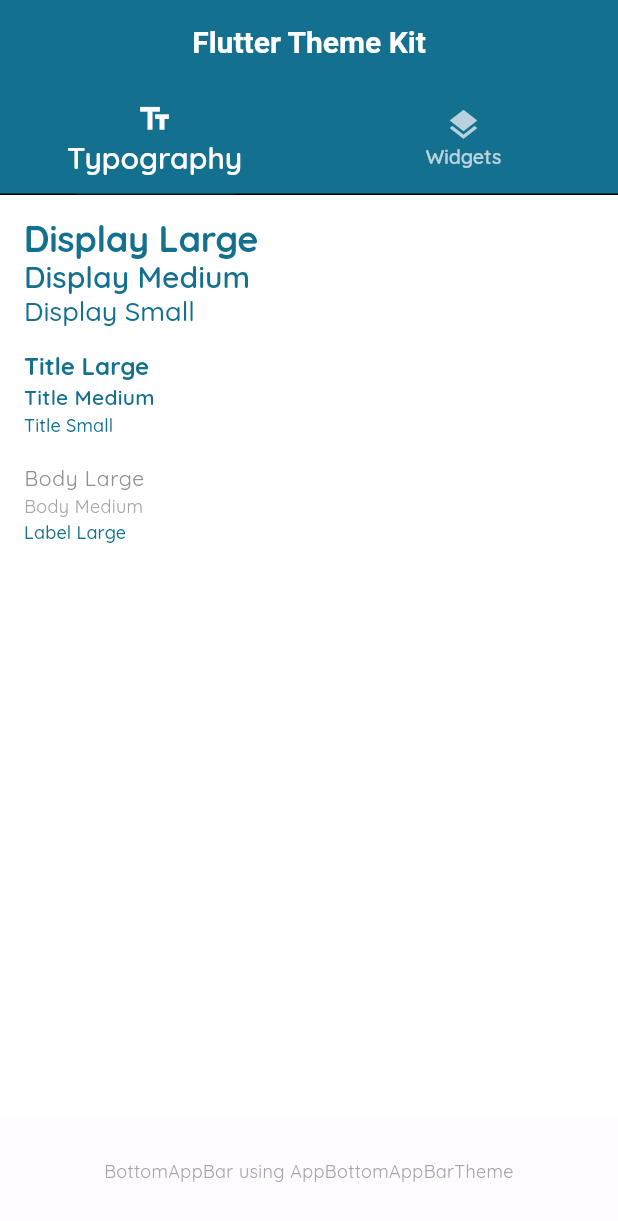
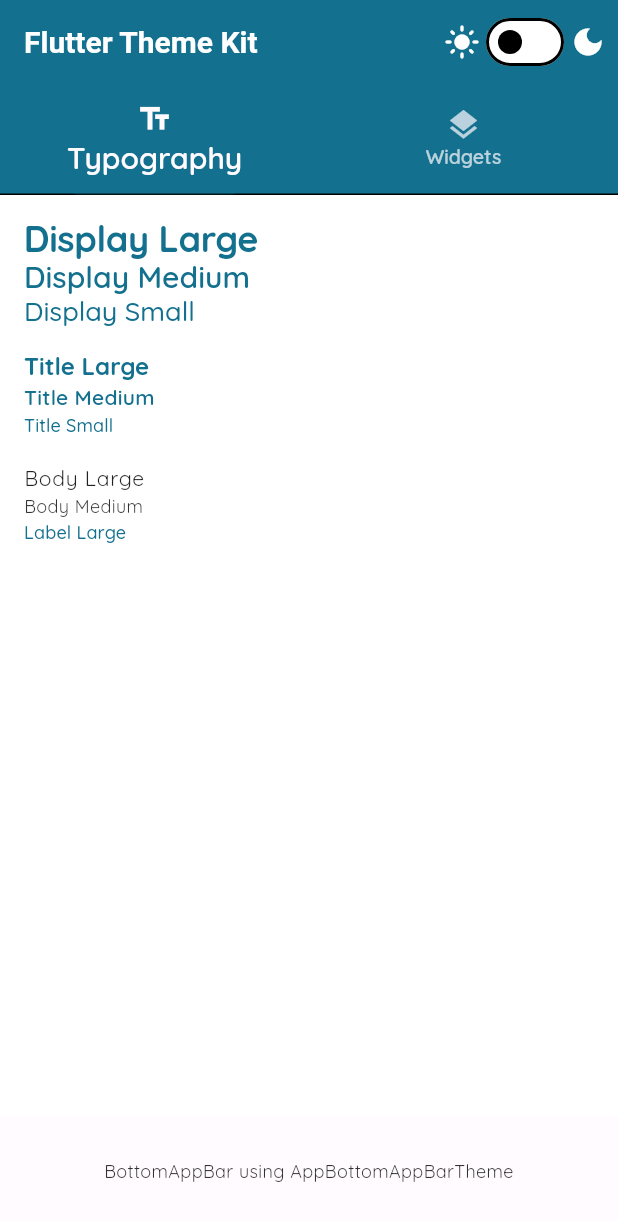
Before and after one commit to afesohromeo/app_theme_kit, a Flutter app: the screen it shows after launch, on a phone screen of 412 x 824 dp. Shown: the top 1221 px of the screen. Run offline on Flutter 3.47's test engine with Material 3 defaults, Android fonts, the phone set to English and light mode, and no system bars; our stand-ins replace google_fonts.

```diff
--- a/example/lib/main.dart
+++ b/example/lib/main.dart
@@ -1,5 +1,7 @@
 import 'package:flutter/material.dart';
 import 'package:app_theme_kit/app_theme_kit.dart';
+
+final ValueNotifier<bool> isDarkModeNotifier = ValueNotifier(false);
 
 void main() {
   runApp(const ThemeKitExample());
@@ -10,21 +12,33 @@
 
   @override
   Widget build(BuildContext context) {
-    const customColors = AppColors(
+    const lightColors = AppColors(
       primary: Color(0xff13708E),
-      secondary: Color(0xff8F9093),
+      secondary: Colors.black87,
       background: Colors.white,
       surface: Colors.white,
       error: Colors.redAccent,
     );
+    final darkColors = AppColors(
+      primary: Colors.teal.shade200,
+      secondary: Colors.orange.shade200,
+      background: const Color(0xFF121212),
+      surface: const Color(0xFF1E1E1E),
+      error: Colors.red.shade300,
+    );
 
-    return MaterialApp(
-      debugShowCheckedModeBanner: false,
-      title: 'Flutter Theme Kit Example',
-      theme: AppTheme.light(colors: customColors),
-      darkTheme: AppTheme.dark(colors: customColors),
-      themeMode: ThemeMode.system,
-      home: const ThemeShowcasePage(),
+    return ValueListenableBuilder<bool>(
+      valueListenable: isDarkModeNotifier,
+      builder: (context, isDarkMode, _) {
+        return MaterialApp(
+          debugShowCheckedModeBanner: false,
+          title: 'Flutter Theme Kit Example',
+          theme: AppTheme.light(colors: lightColors),
+          darkTheme: AppTheme.dark(colors: darkColors),
+          themeMode: isDarkMode ? ThemeMode.dark : ThemeMode.light,
+          home: const ThemeShowcasePage(),
+        );
+      },
     );
   }
 }
@@ -42,7 +56,26 @@
       length: 2,
       child: Scaffold(
         appBar: AppBar(
+          centerTitle: false,
           title: const Text('Flutter Theme Kit'),
+          actions: [
+            ValueListenableBuilder<bool>(
+              valueListenable: isDarkModeNotifier,
+              builder: (context, isDarkMode, _) {
+                return Row(
+                  children: [
+                    const Icon(Icons.light_mode),
+                    Switch(
+                      value: isDarkMode,
+                      onChanged: (value) => isDarkModeNotifier.value = value,
+                    ),
+                    const Icon(Icons.dark_mode),
+                    const SizedBox(width: 8),
+                  ],
+                );
+              },
+            ),
+          ],
           bottom: TabBar(
             labelStyle: textTheme.displayMedium!.copyWith(color: Colors.white),
             labelColor: colors.surface,
--- a/pubspec.yaml
+++ b/pubspec.yaml
@@ -1,6 +1,6 @@
 name: app_theme_kit
 description: A modular Flutter theming kit with light/dark mode, color schemes, text themes, and Material 3 subthemes.
-version: 0.0.9
+version: 0.0.9+1
 homepage: https://github.com/afesohromeo/app_theme_kit
 repository: https://github.com/afesohromeo/app_theme_kit
 issue_tracker: https://github.com/afesohromeo/app_theme_kit/issues
```
Also changed, not shown: example/pubspec.lock, 6 other files.
